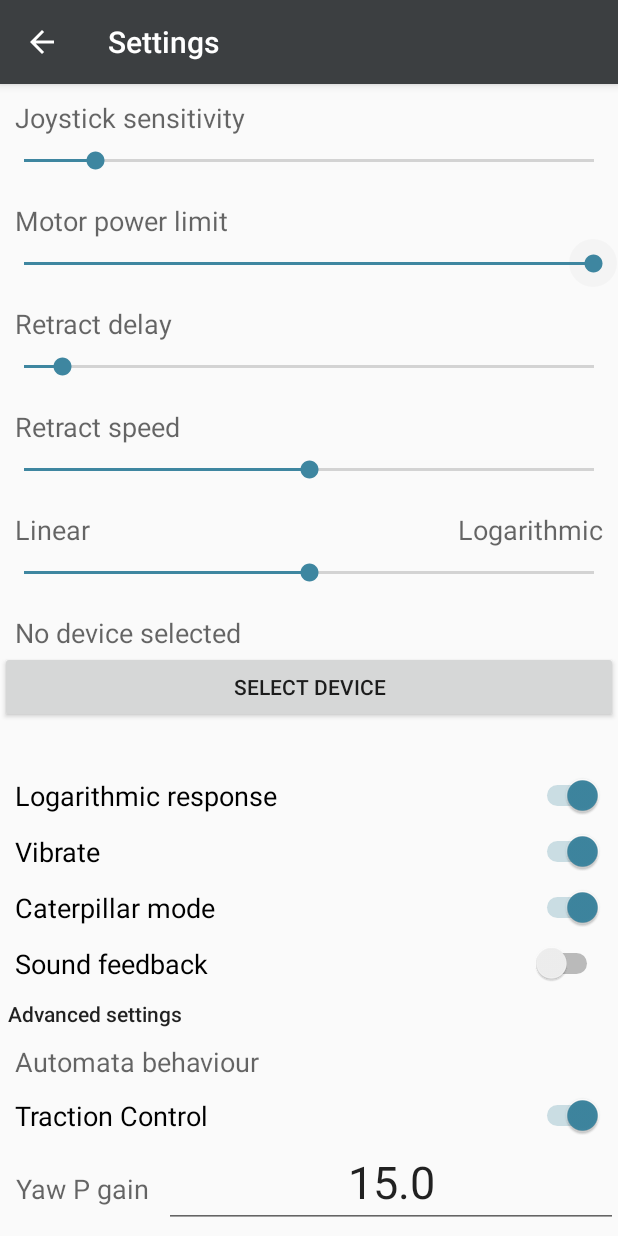
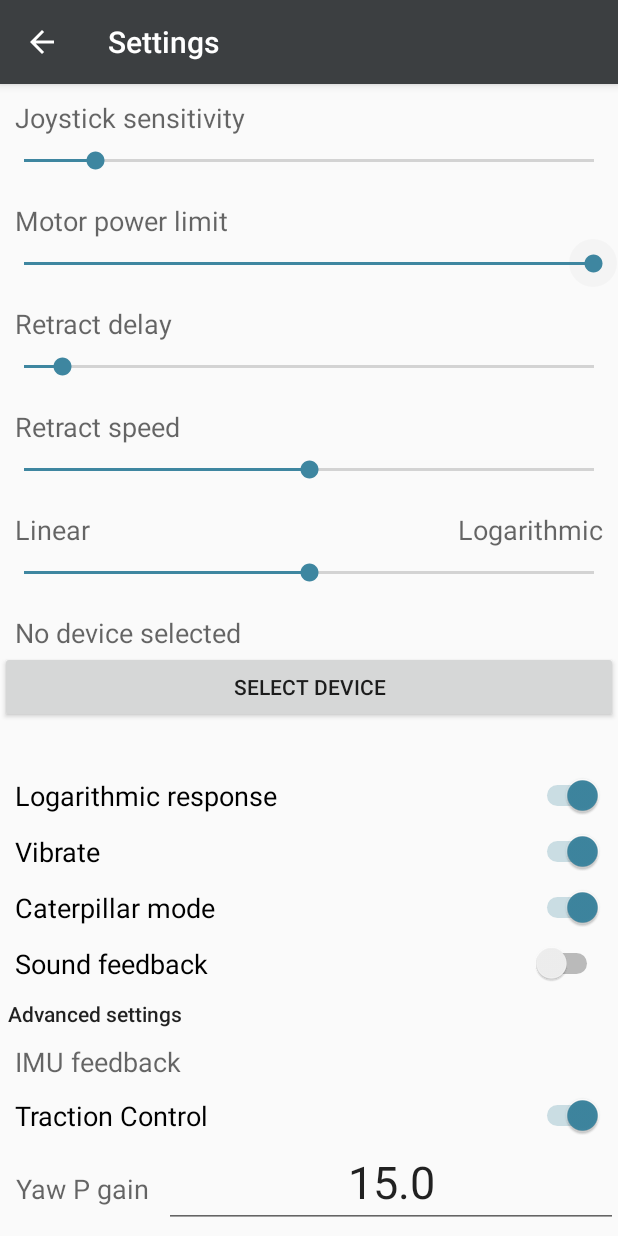
Before and after one commit to VideoMem/Remote-Joystick, an Android app: the SettingsView screen opened directly, with no data from a screen before it, on a phone screen of 412 x 824 dp. Run offline under Robolectric (Android 15) with nearby library versions, the phone set to English and light mode, and no system bars.

Commit message:
Alpha4 - IMU

```diff
--- a/app/src/main/res/layout/settings_activity.xml
+++ b/app/src/main/res/layout/settings_activity.xml
@@ -204,7 +204,7 @@
                 android:layout_marginLeft="10dp"
                 android:layout_marginTop="10dp"
                 android:layout_marginRight="10dp"
-                android:text="@string/SET_Automata_Behaviour"
+                android:text="@string/SET_Accelerometer_feedback"
                 android:textAppearance="@style/TextAppearance.AppCompat.Medium" />
 
             <Switch
--- a/app/src/main/res/values/strings.xml
+++ b/app/src/main/res/values/strings.xml
@@ -76,5 +76,6 @@
     <string name="SET_YAWGAIN">Yaw P gain</string>
     <string name="SET_BUILD">Build number %s</string>
     <string name="SET_UNAVAILABLE_BUILD">not available</string>
+    <string name="SET_Accelerometer_feedback">IMU feedback</string>
 
 </resources>
```
Also changed, not shown: 1 other file.
